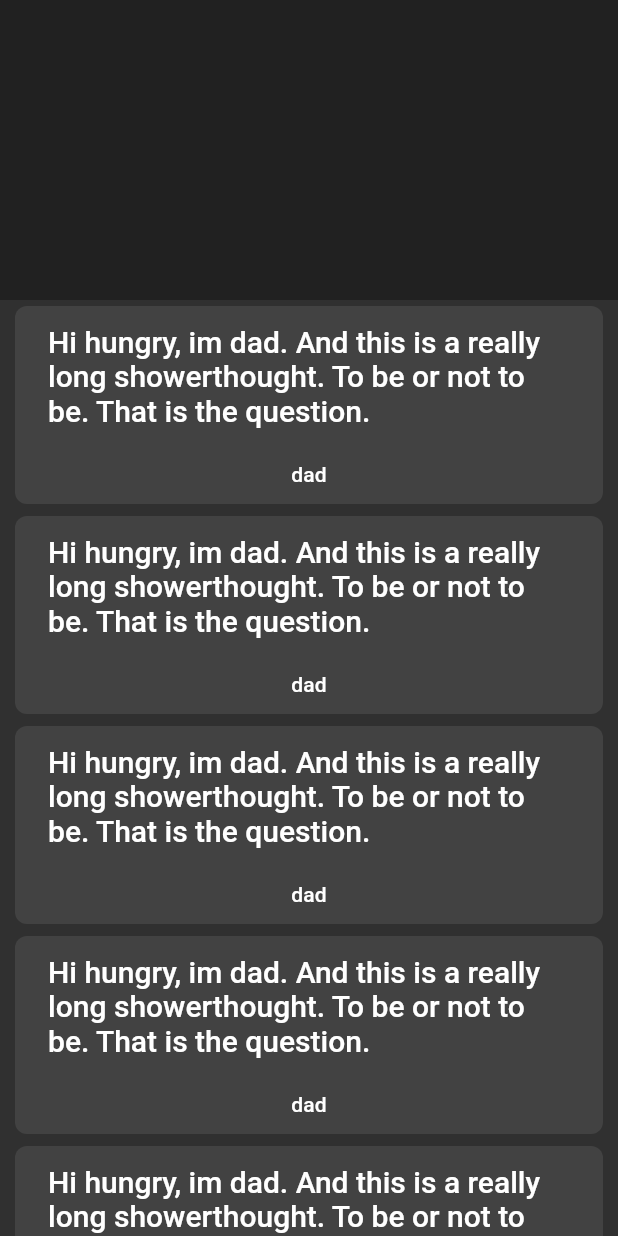
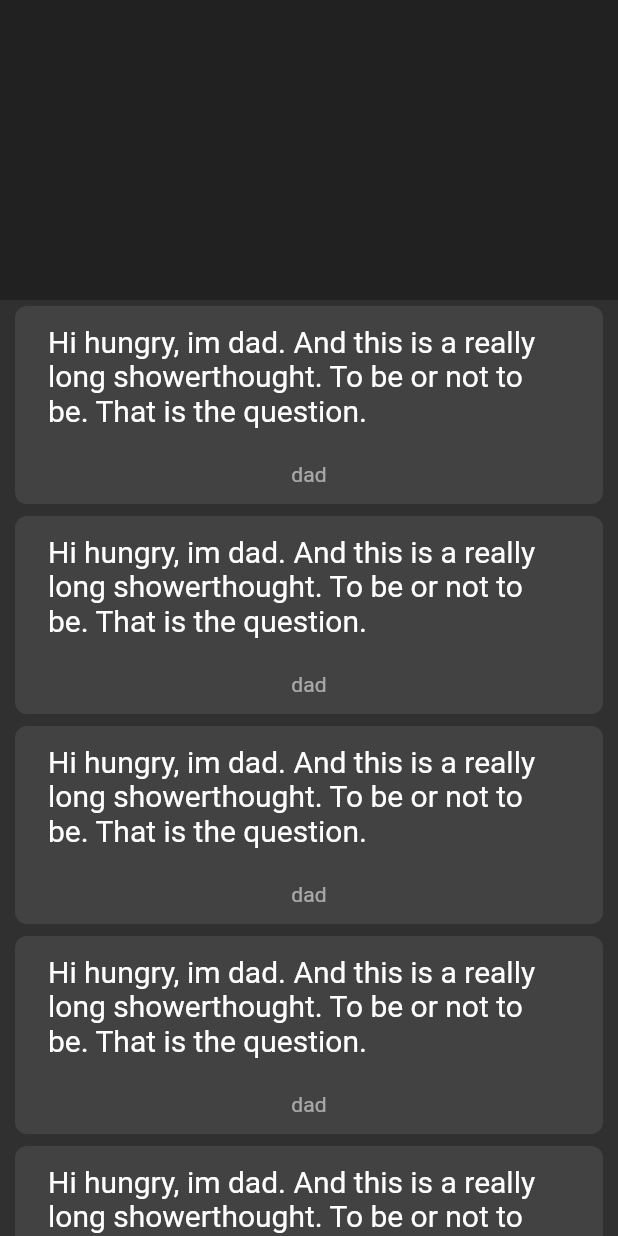
Before and after one commit to Emil1483/Showerthoughts, a Flutter app: the screen it shows after launch, on a phone screen of 412 x 824 dp. Run offline on Flutter 3.47's test engine with Material 2 defaults, Android fonts, the phone set to English and light mode, and no system bars.

Commit message:
improoved textstyles

```diff
--- a/lib/main.dart
+++ b/lib/main.dart
@@ -10,7 +10,19 @@ class MyApp extends StatelessWidget {
     return MaterialApp(
       title: 'Shower Thoughts',
       debugShowCheckedModeBanner: false,
-      theme: ThemeData.dark(),
+      theme: ThemeData(
+        brightness: Brightness.dark,
+        textTheme: TextTheme(
+          title: TextStyle(
+            fontWeight: FontWeight.w400,
+          ),
+          subtitle: TextStyle(
+            color: Colors.white54,
+            fontSize: 14.0,
+            fontWeight: FontWeight.w400,
+          ),
+        ),
+      ),
       routes: {
         "/": (BuildContext context) => HomeRoute(),
       },
--- a/lib/routes/home_route.dart
+++ b/lib/routes/home_route.dart
@@ -1,32 +1,14 @@
-import 'dart:math' as math;
-
 import 'package:flutter/material.dart';
 
 import '../ui_elements/joke_tile.dart';
 
 class HomeRoute extends StatelessWidget {
-  Future _fetchPage() async {
-    await Future.delayed(Duration(seconds: 1));
-    return List.generate(10, (index) {
-      return {
-        "joke": "Hi hungry, im dad",
-        'author': "dad",
-      };
-    });
-  }
-
-  Widget _buildPage(List<Map<String, dynamic>> data) {
-    return ListView(
-      shrinkWrap: true,
-      primary: false,
-      children: data.map((Map<String, dynamic> productInfo) {
-        return ListTile(
-          leading: Icon(Icons.shopping_cart),
-          title: Text(productInfo['name']),
-          subtitle: Text('price: ${productInfo['price']}USD'),
-        );
-      }).toList(),
-    );
+  Future _fetchJoke() async {
+    await Future.delayed(Duration());
+    return {
+      "joke": "Hi hungry, im dad",
+      'author': "dad",
+    };
   }
 
   @override
@@ -41,13 +23,21 @@ class HomeRoute extends StatelessWidget {
           SliverList(
             delegate: SliverChildBuilderDelegate(
               (BuildContext context, int index) {
-                return JokeTile(
-                  joke: math.Random().nextDouble() > 0.5
-                      ? null
-                      : {
-                          "joke": "Hi hungry, im dad. And this is a really long showerthought. To be or not to be. That is the question. ",
+                return FutureBuilder(
+                  future: _fetchJoke(),
+                  builder: (context, AsyncSnapshot snapshot) {
+                    if (snapshot.connectionState != ConnectionState.done) {
+                      return JokeTile(joke: null);
+                    } else {
+                      return JokeTile(
+                        joke: {
+                          "joke":
+                              "Hi hungry, im dad. And this is a really long showerthought. To be or not to be. That is the question. ",
                           'author': "dad",
                         },
+                      );
+                    }
+                  },
                 );
               },
             ),
@@ -55,44 +45,5 @@ class HomeRoute extends StatelessWidget {
         ],
       ),
     );
-
-    return Scaffold(
-      body: CustomScrollView(
-        slivers: <Widget>[
-          ListView.builder(
-            primary: false,
-            itemBuilder: (BuildContext context, int index) {
-              return FutureBuilder(
-                future: _fetchPage(),
-                builder: (BuildContext context, AsyncSnapshot snapshot) {
-                  if (snapshot.connectionState != ConnectionState.done) {
-                    return Container(
-                      height: MediaQuery.of(context).size.height * 3,
-                      alignment: Alignment.topCenter,
-                      child: CircularProgressIndicator(),
-                    );
-                  }
-                  if (snapshot.hasError) {
-                    return Text("Error: ${snapshot.error}");
-                  }
-
-                  List<Map<String, dynamic>> data = snapshot.data;
-                  return ListView(
-                    shrinkWrap: true,
-                    primary: false,
-                    children: data.map((Map<String, dynamic> joke) {
-                      return ListTile(
-                        title: Text(joke['joke']),
-                        subtitle: Text(joke["author"]),
-                      );
-                    }).toList(),
-                  );
-                },
-              );
-            },
-          ),
-        ],
-      ),
-    );
   }
 }
```
